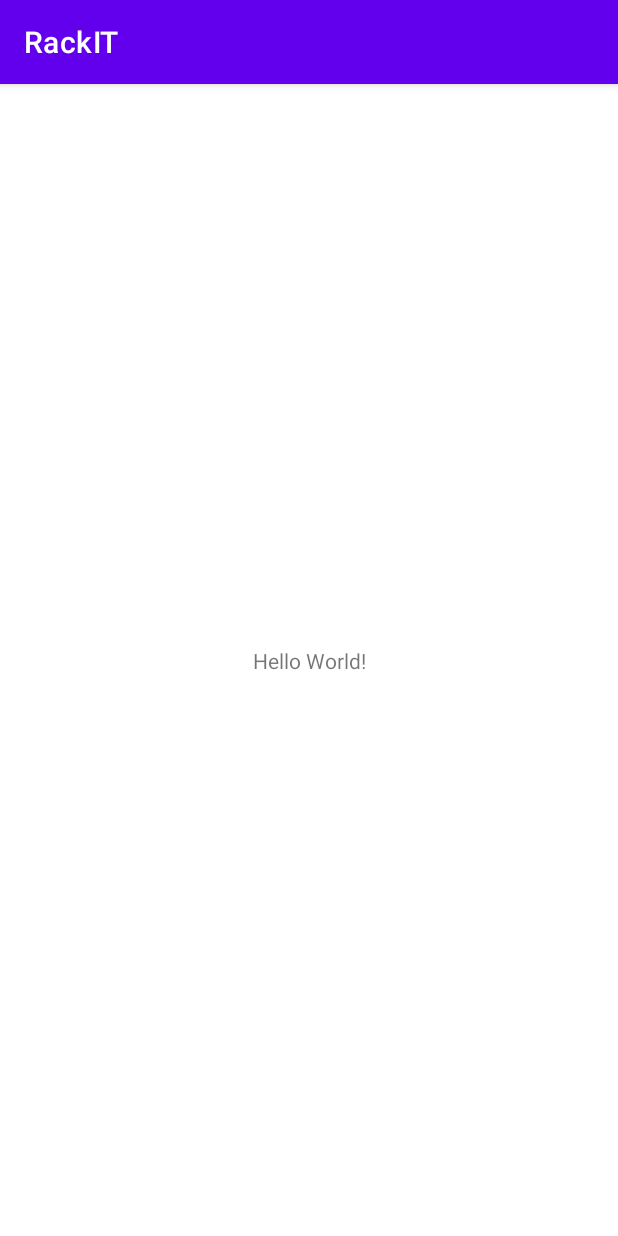
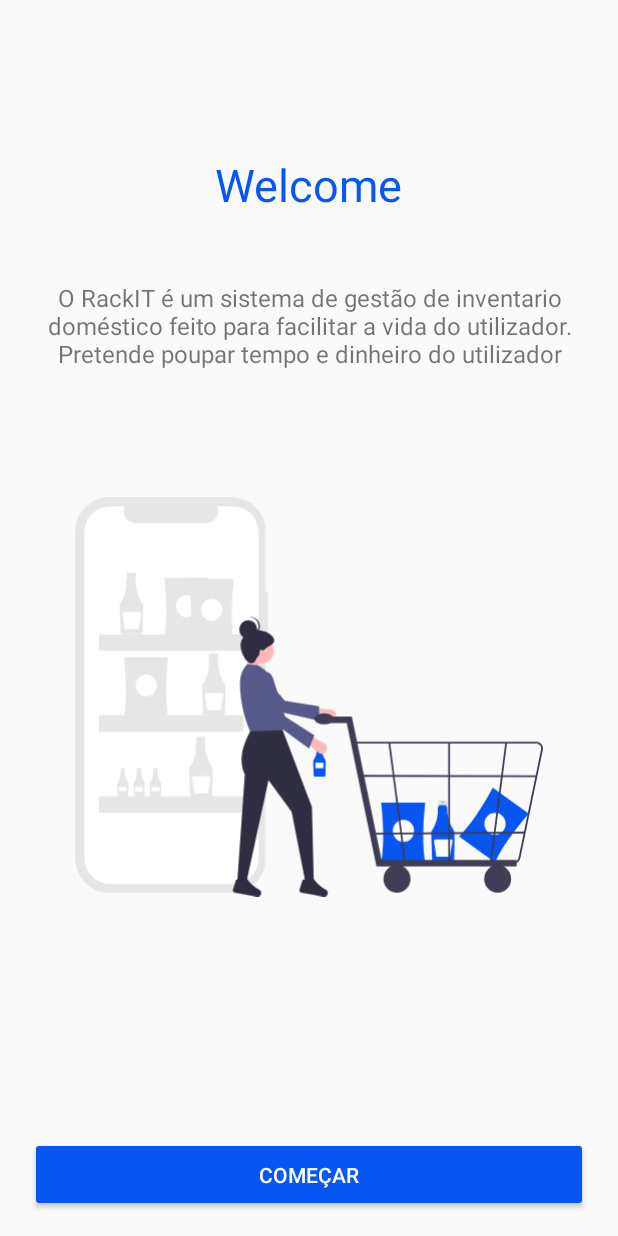
Before and after one commit to diogopereira00/RackIT, an Android app: the screen it shows after launch (MainActivity before the commit, WelcomeActivity after it), on a phone screen of 412 x 824 dp. Run offline under Robolectric (Android 15) with nearby library versions, the phone set to English and light mode, and no system bars.

Commit message:
Update 1
Criação Welcome Activity
Importação Firebase e google service
Update nos temas

```diff
--- a/app/build.gradle
+++ b/app/build.gradle
@@ -1,6 +1,7 @@
 plugins {
     id 'com.android.application'
     id 'kotlin-android'
+    id 'com.google.gms.google-services'
 }
 
 android {
@@ -32,11 +33,12 @@ android {
 }
 
 dependencies {
-
+    implementation platform('com.google.firebase:firebase-bom:29.0.1')
     implementation 'androidx.core:core-ktx:1.7.0'
     implementation 'androidx.appcompat:appcompat:1.4.0'
     implementation 'com.google.android.material:material:1.4.0'
     implementation 'androidx.constraintlayout:constraintlayout:2.1.2'
+    implementation 'com.google.firebase:firebase-auth:19.2.0'
     testImplementation 'junit:junit:4.+'
     androidTestImplementation 'androidx.test.ext:junit:1.1.3'
     androidTestImplementation 'androidx.test.espresso:espresso-core:3.4.0'
--- a/app/src/main/AndroidManifest.xml
+++ b/app/src/main/AndroidManifest.xml
@@ -11,6 +11,9 @@
         android:theme="@style/Theme.RackIT">
         <activity
             android:name=".MainActivity"
+            android:exported="false" />
+        <activity
+            android:name=".WelcomeActivity"
             android:exported="true">
             <intent-filter>
                 <action android:name="android.intent.action.MAIN" />
--- /dev/null
+++ b/app/src/main/java/com/diogo/rackit/WelcomeActivity.kt
@@ -0,0 +1,11 @@
+package com.diogo.rackit
+
+import androidx.appcompat.app.AppCompatActivity
+import android.os.Bundle
+
+class WelcomeActivity : AppCompatActivity() {
+    override fun onCreate(savedInstanceState: Bundle?) {
+        super.onCreate(savedInstanceState)
+        setContentView(R.layout.activity_welcome)
+    }
+}
--- /dev/null
+++ b/app/src/main/res/drawable/shopping_logo.xml
@@ -0,0 +1,217 @@
+<vector xmlns:android="http://schemas.android.com/apk/res/android"
+    android:width="400dp"
+    android:height="341.04834dp"
+    android:viewportWidth="888"
+    android:viewportHeight="741.04834">
+  <path
+      android:pathData="M365.896,174.38L361.864,174.38v-110.453a63.927,63.927 0,0 0,-63.927 -63.927L63.927,-0A63.927,63.927 0,0 0,0 63.927L0,669.881A63.927,63.927 0,0 0,63.927 733.808L297.937,733.808a63.927,63.927 0,0 0,63.927 -63.927L361.864,253.003h4.032Z"
+      android:fillColor="#e6e6e6"/>
+  <path
+      android:pathData="M300.516,16.632h-30.546a22.681,22.681 0,0 1,-21 31.247L114.91,47.879a22.681,22.681 0,0 1,-21 -31.247h-28.53a47.74,47.74 0,0 0,-47.74 47.74L17.64,669.436a47.74,47.74 0,0 0,47.74 47.74L300.516,717.177a47.74,47.74 0,0 0,47.74 -47.74L348.257,64.372A47.74,47.74 0,0 0,300.516 16.632Z"
+      android:fillColor="#fff"/>
+  <path
+      android:pathData="M113.672,139.635L99.633,139.635a1.861,1.861 0,0 0,-1.861 1.861v6.162a1.861,1.861 0,0 0,1.861 1.861h2.327v9.233h9.386v-9.233h2.327a1.861,1.861 0,0 0,1.861 -1.861v-6.162A1.861,1.861 0,0 0,113.672 139.635Z"
+      android:fillColor="#e6e6e6"/>
+  <path
+      android:pathData="M127.734,196.032a72.178,72.178 0,0 1,-12.557 -42.794,1.522 1.522,0 0,0 -1.188,-1.519v-2.663L99.162,149.056v2.626h-0.204a1.521,1.521 0,0 0,-1.519 1.523q0,0.055 0.004,0.111 1.752,24.425 -11.833,43.808a4.193,4.193 0,0 0,-0.759 2.541l1.621,50.151a4.341,4.341 0,0 0,4.304 4.19h33.537a4.343,4.343 0,0 0,4.307 -4.264l0.625,-48.693A8.788,8.788 0,0 0,127.734 196.032Z"
+      android:fillColor="#e6e6e6"/>
+  <path
+      android:pathData="M122.425,212.69L93.234,212.69a2.997,2.997 0,0 0,-2.962 3.453l4.411,28.673h25.33l5.358,-28.577a2.997,2.997 0,0 0,-2.946 -3.549Z"
+      android:fillColor="#fff"/>
+  <path
+      android:pathData="M269.957,289.869L255.917,289.869a1.861,1.861 0,0 0,-1.861 1.861v6.162a1.861,1.861 0,0 0,1.861 1.861h2.327v9.233h9.386L267.63,299.754h2.327a1.861,1.861 0,0 0,1.861 -1.861v-6.162A1.861,1.861 0,0 0,269.957 289.869Z"
+      android:fillColor="#e6e6e6"/>
+  <path
+      android:pathData="M284.019,346.266a72.178,72.178 0,0 1,-12.557 -42.794,1.522 1.522,0 0,0 -1.188,-1.519L270.273,299.291L255.446,299.291v2.626h-0.204a1.521,1.521 0,0 0,-1.519 1.523q0,0.055 0.004,0.111 1.752,24.425 -11.833,43.808a4.193,4.193 0,0 0,-0.759 2.541l1.621,50.151a4.341,4.341 0,0 0,4.304 4.19h33.537a4.343,4.343 0,0 0,4.307 -4.264l0.625,-48.693A8.788,8.788 0,0 0,284.019 346.266Z"
+      android:fillColor="#e6e6e6"/>
+  <path
+      android:pathData="M278.71,362.925L249.518,362.925a2.997,2.997 0,0 0,-2.962 3.453l4.411,28.673h25.33l5.358,-28.577a2.997,2.997 0,0 0,-2.946 -3.549Z"
+      android:fillColor="#fff"/>
+  <path
+      android:pathData="M93.935,502.257h-6.659a0.883,0.883 0,0 0,-0.883 0.883v2.923a0.883,0.883 0,0 0,0.883 0.883h1.104v4.38h4.452v-4.38L93.935,506.946a0.883,0.883 0,0 0,0.883 -0.883v-2.923A0.883,0.883 0,0 0,93.935 502.257Z"
+      android:fillColor="#e6e6e6"/>
+  <path
+      android:pathData="M100.605,529.008a34.237,34.237 0,0 1,-5.956 -20.299,0.722 0.722,0 0,0 -0.564,-0.721v-1.263L87.052,506.726v1.245h-0.097a0.722,0.722 0,0 0,-0.721 0.723q0,0.026 0.002,0.053a31.246,31.246 0,0 1,-5.613 20.78,1.989 1.989,0 0,0 -0.36,1.205l0.769,23.789a2.059,2.059 0,0 0,2.042 1.988h15.908a2.06,2.06 0,0 0,2.043 -2.023l0.296,-23.097A4.168,4.168 0,0 0,100.605 529.008Z"
+      android:fillColor="#e6e6e6"/>
+  <path
+      android:pathData="M83.137,537.753h15.179v7.59h-15.179z"
+      android:fillColor="#fff"/>
+  <path
+      android:pathData="M124.935,502.257h-6.659a0.883,0.883 0,0 0,-0.883 0.883v2.923a0.883,0.883 0,0 0,0.883 0.883h1.104v4.38h4.452v-4.38L124.935,506.946a0.883,0.883 0,0 0,0.883 -0.883v-2.923A0.883,0.883 0,0 0,124.935 502.257Z"
+      android:fillColor="#e6e6e6"/>
+  <path
+      android:pathData="M131.605,529.008a34.237,34.237 0,0 1,-5.956 -20.299,0.722 0.722,0 0,0 -0.564,-0.721v-1.263L118.052,506.726v1.245h-0.097a0.722,0.722 0,0 0,-0.721 0.723q0,0.026 0.002,0.053a31.246,31.246 0,0 1,-5.613 20.78,1.989 1.989,0 0,0 -0.36,1.205l0.769,23.789a2.059,2.059 0,0 0,2.042 1.988h15.908a2.06,2.06 0,0 0,2.043 -2.023l0.296,-23.097A4.168,4.168 0,0 0,131.605 529.008Z"
+      android:fillColor="#e6e6e6"/>
+  <path
+      android:pathData="M114.137,537.753h15.179v7.59h-15.179z"
+      android:fillColor="#fff"/>
+  <path
+      android:pathData="M155.935,502.257h-6.659a0.883,0.883 0,0 0,-0.883 0.883v2.923a0.883,0.883 0,0 0,0.883 0.883h1.104v4.38h4.452v-4.38L155.935,506.946a0.883,0.883 0,0 0,0.883 -0.883v-2.923A0.883,0.883 0,0 0,155.935 502.257Z"
+      android:fillColor="#e6e6e6"/>
+  <path
+      android:pathData="M162.605,529.008a34.237,34.237 0,0 1,-5.956 -20.299,0.722 0.722,0 0,0 -0.564,-0.721v-1.263L149.052,506.726v1.245h-0.097a0.722,0.722 0,0 0,-0.721 0.723q0,0.026 0.002,0.053a31.246,31.246 0,0 1,-5.613 20.78,1.989 1.989,0 0,0 -0.36,1.205l0.769,23.789a2.059,2.059 0,0 0,2.042 1.988h15.908a2.06,2.06 0,0 0,2.043 -2.023l0.296,-23.097A4.168,4.168 0,0 0,162.605 529.008Z"
+      android:fillColor="#e6e6e6"/>
+  <path
+      android:pathData="M145.137,537.753h15.179v7.59h-15.179z"
+      android:fillColor="#fff"/>
+  <path
+      android:pathData="M245.567,444.137L231.528,444.137a1.861,1.861 0,0 0,-1.861 1.861v6.162a1.861,1.861 0,0 0,1.861 1.861h2.327v9.233h9.386v-9.233h2.327a1.861,1.861 0,0 0,1.861 -1.861v-6.162A1.861,1.861 0,0 0,245.567 444.137Z"
+      android:fillColor="#e6e6e6"/>
+  <path
+      android:pathData="M259.629,500.534a72.178,72.178 0,0 1,-12.557 -42.794,1.522 1.522,0 0,0 -1.188,-1.519v-2.663L231.057,453.559v2.626h-0.204a1.521,1.521 0,0 0,-1.519 1.523q0,0.055 0.004,0.111 1.752,24.425 -11.833,43.808a4.193,4.193 0,0 0,-0.759 2.541l1.621,50.151a4.341,4.341 0,0 0,4.304 4.19h33.537a4.343,4.343 0,0 0,4.307 -4.264l0.625,-48.693A8.788,8.788 0,0 0,259.629 500.534Z"
+      android:fillColor="#e6e6e6"/>
+  <path
+      android:pathData="M254.32,517.193L225.129,517.193a2.997,2.997 0,0 0,-2.962 3.453l4.411,28.673h25.33l5.358,-28.577a2.997,2.997 0,0 0,-2.946 -3.549Z"
+      android:fillColor="#fff"/>
+  <path
+      android:pathData="M253.232,260.462L169.544,260.462c5.851,-31.633 4.505,-69.832 0,-110.911h83.688C248.847,190.631 247.536,228.829 253.232,260.462Z"
+      android:fillColor="#e6e6e6"/>
+  <path
+      android:pathData="M211.892,201.982m-20.166,0a20.166,20.166 0,1 1,40.331 0a20.166,20.166 0,1 1,-40.331 0"
+      android:fillColor="#fff"/>
+  <path
+      android:pathData="M176.602,407.672L92.914,407.672c5.851,-31.633 4.505,-69.832 0,-110.911L176.602,296.761C172.217,337.841 170.907,376.039 176.602,407.672Z"
+      android:fillColor="#e6e6e6"/>
+  <path
+      android:pathData="M135.262,349.192m-20.166,0a20.166,20.166 0,1 1,40.331 0a20.166,20.166 0,1 1,-40.331 0"
+      android:fillColor="#fff"/>
+  <path
+      android:pathData="M300.621,267.52L216.933,267.52c5.851,-31.633 4.505,-69.832 0,-110.911h83.688C296.236,197.689 294.926,235.887 300.621,267.52Z"
+      android:fillColor="#e6e6e6"/>
+  <path
+      android:pathData="M259.281,209.04m-20.166,0a20.166,20.166 0,1 1,40.331 0a20.166,20.166 0,1 1,-40.331 0"
+      android:fillColor="#fff"/>
+  <path
+      android:pathData="M300.621,262.479L216.933,262.479c5.851,-31.633 4.505,-69.832 0,-110.911h83.688C296.236,192.647 294.926,230.846 300.621,262.479Z"
+      android:fillColor="#e6e6e6"/>
+  <path
+      android:pathData="M259.281,203.998m-20.166,0a20.166,20.166 0,1 1,40.331 0a20.166,20.166 0,1 1,-40.331 0"
+      android:fillColor="#fff"/>
+  <path
+      android:pathData="M300.621,267.52L216.933,267.52c5.851,-31.633 4.505,-69.832 0,-110.911h83.688C296.236,197.689 294.926,235.887 300.621,267.52Z"
+      android:fillColor="#e6e6e6"/>
+  <path
+      android:pathData="M259.281,209.04m-20.166,0a20.166,20.166 0,1 1,40.331 0a20.166,20.166 0,1 1,-40.331 0"
+      android:fillColor="#fff"/>
+  <path
+      android:pathData="M45.525,254.413h274.254v30.249h-274.254z"
+      android:fillColor="#e6e6e6"/>
+  <path
+      android:pathData="M45.525,404.647h274.254v30.249h-274.254z"
+      android:fillColor="#e6e6e6"/>
+  <path
+      android:pathData="M45.525,554.882h274.254v30.249h-274.254z"
+      android:fillColor="#e6e6e6"/>
+  <path
+      android:pathData="M796.855,677.599l-68.325,-48.326c23.044,-22.448 44.002,-54.411 64.046,-90.551l68.325,48.326C833.599,618.054 810.471,648.484 796.855,677.599Z"
+      android:fillColor="#0756f1"/>
+  <path
+      android:pathData="M796.873,605.982m-20.166,0a20.166,20.166 0,1 1,40.331 0a20.166,20.166 0,1 1,-40.331 0"
+      android:fillColor="#fff"/>
+  <path
+      android:pathData="M467.262,457.078h-7.5a0.994,0.994 0,0 0,-0.994 0.994v3.292a0.994,0.994 0,0 0,0.994 0.994h1.243v4.932h5.014v-4.932h1.243a0.994,0.994 0,0 0,0.994 -0.994v-3.292A0.994,0.994 0,0 0,467.262 457.078Z"
+      android:fillColor="#e6e6e6"/>
+  <path
+      android:pathData="M474.774,487.206a38.558,38.558 0,0 1,-6.708 -22.861,0.813 0.813,0 0,0 -0.635,-0.812v-1.422h-7.921v1.403h-0.109a0.813,0.813 0,0 0,-0.812 0.814q0,0.03 0.002,0.059a35.189,35.189 0,0 1,-6.322 23.403,2.24 2.24,0 0,0 -0.405,1.357l0.866,26.792a2.319,2.319 0,0 0,2.299 2.238h17.916a2.32,2.32 0,0 0,2.301 -2.278l0.334,-26.012A4.695,4.695 0,0 0,474.774 487.206Z"
+      android:fillColor="#0756f1"/>
+  <path
+      android:fillColor="#FF000000"
+      android:pathData="M465.699,458.151a2.145,2.145 0,0 1,-4.291 0"
+      android:strokeAlpha="0.2"
+      android:fillAlpha="0.2"/>
+  <path
+      android:pathData="M456.161,492.368h15.124v10.083h-15.124z"
+      android:fillColor="#fff"/>
+  <path
+      android:pathData="M704.602,561.742L690.563,561.742a1.861,1.861 0,0 0,-1.861 1.861v6.162a1.861,1.861 0,0 0,1.861 1.861h2.327v9.233h9.386v-9.233h2.327a1.861,1.861 0,0 0,1.861 -1.861L706.464,563.603A1.861,1.861 0,0 0,704.602 561.742Z"
+      android:fillColor="#e6e6e6"/>
+  <path
+      android:pathData="M718.664,618.139a72.178,72.178 0,0 1,-12.557 -42.794,1.522 1.522,0 0,0 -1.188,-1.519v-2.663L690.092,571.163v2.626h-0.204a1.521,1.521 0,0 0,-1.519 1.523q0,0.055 0.004,0.111 1.752,24.425 -11.833,43.808a4.193,4.193 0,0 0,-0.759 2.541l1.621,50.151a4.341,4.341 0,0 0,4.304 4.19h33.537a4.343,4.343 0,0 0,4.307 -4.264l0.625,-48.693A8.788,8.788 0,0 0,718.664 618.139Z"
+      android:fillColor="#0756f1"/>
+  <path
+      android:fillColor="#FF000000"
+      android:pathData="M701.676,563.75a4.016,4.016 0,0 1,-8.031 0"
+      android:strokeAlpha="0.2"
+      android:fillAlpha="0.2"/>
+  <path
+      android:pathData="M713.355,634.797L684.164,634.797a2.997,2.997 0,0 0,-2.962 3.453l4.411,28.673h25.33l5.358,-28.577a2.997,2.997 0,0 0,-2.946 -3.549Z"
+      android:fillColor="#fff"/>
+  <path
+      android:pathData="M664.546,677.52L580.858,677.52c5.851,-31.633 4.505,-69.832 0,-110.911L664.546,566.608C660.161,607.688 658.851,645.887 664.546,677.52Z"
+      android:fillColor="#0756f1"/>
+  <path
+      android:pathData="M623.206,619.039m-20.166,0a20.166,20.166 0,1 1,40.331 0a20.166,20.166 0,1 1,-40.331 0"
+      android:fillColor="#fff"/>
+  <path
+      android:pathData="M322.243,328.466l18.787,-1.708l11.956,-29.034l-21.349,-11.956l-9.394,42.698z"
+      android:fillColor="#ffb8b8"/>
+  <path
+      android:pathData="M494.66,408.174v0a10.593,10.593 0,0 0,-9.202 -14.517l-29.17,-1.739 -4.295,14.282 30.029,8.247A10.593,10.593 0,0 0,494.66 408.174Z"
+      android:fillColor="#ffb8b8"/>
+  <path
+      android:pathData="M463.339,414.687l-0.321,-26.8 -64.793,-10.339L348.31,320.301a16.338,16.338 0,0 0,-21.294 -2.912l0,0a16.338,16.338 0,0 0,-2.846 24.922l41.18,50.678Z"
+      android:fillColor="#575a89"/>
+  <path
+      android:pathData="M307.726,716.167h17.079L367.168,524.633l43.887,59.169 25.619,128.095h16.225l-3.416,-137.488 -57.216,-146.882L335.906,427.526c-15.402,27.874 -27.485,56.608 -13.663,86.251Z"
+      android:fillColor="#2f2e41"/>
+  <path
+      android:pathData="M426.204,727.8a4.457,4.457 0,0 0,3.476 5.718l41.793,7.417a6.876,6.876 0,0 0,7.801 -4.713h0a6.834,6.834 0,0 0,-3.342 -8.126,63.902 63.902,0 0,1 -23.048,-20.038c-4.593,4.277 -9.727,3.875 -15.179,0.723l-5.782,0.723Z"
+      android:fillColor="#2f2e41"/>
+  <path
+      android:pathData="M299.818,727.8a4.457,4.457 0,0 0,3.476 5.718l41.793,7.417a6.876,6.876 0,0 0,7.801 -4.713h0a6.834,6.834 0,0 0,-3.342 -8.126,63.902 63.902,0 0,1 -23.048,-20.038c-4.593,4.277 -9.727,3.875 -15.179,0.723l-5.782,0.723Z"
+      android:fillColor="#2f2e41"/>
+  <path
+      android:pathData="M353.413,284.487m-23.911,0a23.911,23.911 0,1 1,47.822 0a23.911,23.911 0,1 1,-47.822 0"
+      android:fillColor="#ffb8b8"/>
+  <path
+      android:pathData="M332.064,433.931 L394.403,432.223l-18.308,-57.62c11.377,-18.239 -0.073,-36.46 -16.278,-54.677l-12.809,-8.54 -20.495,-1.708h0a50.314,50.314 0,0 0,-13.549 35.05C313.369,372.556 318.297,402.848 332.064,433.931Z"
+      android:fillColor="#575a89"/>
+  <path
+      android:pathData="M475.291,472.716h0a10.593,10.593 0,0 0,-2.749 -16.966L446.409,442.675l-9.567,11.441 24.363,19.395A10.593,10.593 0,0 0,475.291 472.716Z"
+      android:fillColor="#ffb8b8"/>
+  <path
+      android:pathData="M443.933,466.382l10.248,-24.765 -55.502,-34.994 -23.37,-72.268a16.338,16.338 0,0 0,-18.432 -11.054h0a16.338,16.338 0,0 0,-12.421 21.793l17.923,62.791Z"
+      android:fillColor="#575a89"/>
+  <path
+      android:pathData="M314.13,275.093c0,9.304 6.042,23.712 13.663,29.889 5.128,4.156 11.905,3.981 14.517,-1.708 2.68,-5.836 11.919,-19.552 28.181,-28.181 21.678,-11.503 -7.688,-31.182 -28.181,-28.181C326.911,249.167 314.13,259.53 314.13,275.093Z"
+      android:fillColor="#2f2e41"/>
+  <path
+      android:pathData="M328.648,245.205m-17.079,0a17.079,17.079 0,1 1,34.159 0a17.079,17.079 0,1 1,-34.159 0"
+      android:fillColor="#2f2e41"/>
+  <path
+      android:pathData="M348.289,239.227a17.069,17.069 0,0 0,-15.798 -17.015c0.424,-0.032 0.849,-0.065 1.281,-0.065a17.079,17.079 0,0 1,0 34.159c-0.432,0 -0.857,-0.033 -1.281,-0.065A17.069,17.069 0,0 0,348.289 239.227Z"
+      android:fillColor="#2f2e41"/>
+  <path
+      android:pathData="M349.997,287.903a3.843,5.124 0,1 0,7.686 0a3.843,5.124 0,1 0,-7.686 0z"
+      android:fillColor="#ffb8b8"/>
+  <path
+      android:pathData="M837.751,684.845l-265.872,0l-56.301,-266.151l-48.049,0l0,-11.942l57.729,0l56.301,266.15l256.192,0l0,11.943z"
+      android:fillColor="#3f3d56"/>
+  <path
+      android:pathData="M610.841,707.877m-25.591,0a25.591,25.591 0,1 1,51.183 0a25.591,25.591 0,1 1,-51.183 0"
+      android:fillColor="#3f3d56"/>
+  <path
+      android:pathData="M801.923,707.877m-25.591,0a25.591,25.591 0,1 1,51.183 0a25.591,25.591 0,1 1,-51.183 0"
+      android:fillColor="#3f3d56"/>
+  <path
+      android:pathData="M832.904,679.221L574.225,679.221L528.584,453.669h347.151a12.266,12.266 0,0 1,12.116 14.167l-42.833,201.025A12.204,12.204 0,0 1,832.904 679.221ZM577.034,675.809L832.904,675.809a8.806,8.806 0,0 0,8.742 -7.477l42.833,-201.025a8.85,8.85 0,0 0,-8.744 -10.225L532.726,457.081Z"
+      android:fillColor="#3f3d56"/>
+  <path
+      android:pathData="M624.513,678.499l-29.89,-222.846l3.366,-0.556l29.89,222.846l-3.366,0.556z"
+      android:fillColor="#3f3d56"/>
+  <path
+      android:pathData="M790.712,676.788l-3.369,-0.546l29.017,-221.14l3.369,0.546l-29.017,221.14z"
+      android:fillColor="#3f3d56"/>
+  <path
+      android:pathData="M708.115,455.375h3.412v222.846h-3.412z"
+      android:fillColor="#3f3d56"/>
+  <path
+      android:pathData="M546.005,518.501l0.008,-3.412l330.295,0.8l-0.008,3.412z"
+      android:fillColor="#3f3d56"/>
+  <path
+      android:pathData="M562.829,622.478l290.171,-1.984l0.023,3.412l-290.171,1.984z"
+      android:fillColor="#3f3d56"/>
+  <path
+      android:pathData="M453.881,411.017a18.767,10.237 0,1 0,37.534 0a18.767,10.237 0,1 0,-37.534 0z"
+      android:fillColor="#3f3d56"/>
+</vector>
--- /dev/null
+++ b/app/src/main/res/layout/activity_welcome.xml
@@ -0,0 +1,68 @@
+<?xml version="1.0" encoding="utf-8"?>
+<androidx.constraintlayout.widget.ConstraintLayout xmlns:android="http://schemas.android.com/apk/res/android"
+    xmlns:app="http://schemas.android.com/apk/res-auto"
+    xmlns:tools="http://schemas.android.com/tools"
+    android:layout_width="match_parent"
+    android:layout_height="match_parent"
+    tools:context=".WelcomeActivity">
+
+    <Button
+        android:id="@+id/button"
+        android:layout_width="match_parent"
+        android:layout_height="50dp"
+        android:layout_marginLeft="20dp"
+        android:layout_marginRight="20dp"
+        android:layout_marginBottom="16dp"
+        android:text="@string/comecar"
+        android:textColor="@color/white"
+        android:backgroundTint="@color/primary"
+        app:layout_constraintBottom_toBottomOf="parent"
+        app:layout_constraintEnd_toEndOf="parent"
+        app:layout_constraintHorizontal_bias="0.0"
+        app:layout_constraintStart_toStartOf="parent" />
+
+    <TextView
+        android:id="@+id/textoWelcome"
+        android:layout_width="fill_parent"
+        android:layout_height="wrap_content"
+        android:layout_marginLeft="20dp"
+        android:layout_marginRight="20dp"
+        android:text="@string/textoWelcome"
+        android:textAlignment="center"
+        android:textSize="16dp"
+        app:layout_constraintBottom_toBottomOf="parent"
+        app:layout_constraintEnd_toEndOf="parent"
+        app:layout_constraintHorizontal_bias="0.494"
+        app:layout_constraintStart_toStartOf="parent"
+        app:layout_constraintTop_toTopOf="parent"
+        app:layout_constraintVertical_bias="0.245" />
+
+    <TextView
+        android:id="@+id/Welcome"
+        android:layout_width="wrap_content"
+        android:layout_height="wrap_content"
+        android:text="Welcome"
+        android:textColor="@color/primary"
+        android:textSize="30dp"
+        app:layout_constraintBottom_toBottomOf="parent"
+        app:layout_constraintEnd_toEndOf="parent"
+        app:layout_constraintStart_toStartOf="parent"
+        app:layout_constraintTop_toTopOf="parent"
+        app:layout_constraintVertical_bias="0.131" />
+
+    <ImageView
+        android:id="@+id/imageView"
+        android:layout_width="match_parent"
+        android:layout_height="wrap_content"
+        android:layout_marginLeft="50dp"
+        android:layout_marginRight="50dp"
+        app:layout_constraintBottom_toTopOf="@+id/button"
+        app:layout_constraintEnd_toEndOf="parent"
+        app:layout_constraintHorizontal_bias="0.505"
+        app:layout_constraintStart_toStartOf="parent"
+        app:layout_constraintTop_toBottomOf="@+id/textoWelcome"
+        app:layout_constraintVertical_bias="0.278"
+        app:srcCompat="@drawable/shopping_logo" />
+
+
+</androidx.constraintlayout.widget.ConstraintLayout>
--- a/app/src/main/res/values-night/themes.xml
+++ b/app/src/main/res/values-night/themes.xml
@@ -1,12 +1,12 @@
 <resources xmlns:tools="http://schemas.android.com/tools">
     <!-- Base application theme. -->
-    <style name="Theme.RackIT" parent="Theme.MaterialComponents.DayNight.DarkActionBar">
+    <style name="Theme.RackIT" parent="Theme.AppCompat.DayNight.NoActionBar">
         <!-- Primary brand color. -->
-        <item name="colorPrimary">@color/purple_200</item>
-        <item name="colorPrimaryVariant">@color/purple_700</item>
+        <item name="colorPrimary">@color/primary</item>
+        <item name="colorPrimaryVariant">@color/primary</item>
         <item name="colorOnPrimary">@color/black</item>
         <!-- Secondary brand color. -->
-        <item name="colorSecondary">@color/teal_200</item>
+        <item name="colorSecondary">@color/white</item>
         <item name="colorSecondaryVariant">@color/teal_200</item>
         <item name="colorOnSecondary">@color/black</item>
         <!-- Status bar color. -->
--- a/app/src/main/res/values/colors.xml
+++ b/app/src/main/res/values/colors.xml
@@ -1,5 +1,7 @@
 <?xml version="1.0" encoding="utf-8"?>
 <resources>
+    <color name="primary">#0756F1</color>
+    <color name="defaultText">#424242</color>
     <color name="purple_200">#FFBB86FC</color>
     <color name="purple_500">#FF6200EE</color>
     <color name="purple_700">#FF3700B3</color>
--- a/app/src/main/res/values/strings.xml
+++ b/app/src/main/res/values/strings.xml
@@ -1,3 +1,5 @@
 <resources>
     <string name="app_name">RackIT</string>
+    <string name="comecar">Começar</string>
+    <string name="textoWelcome">O RackIT é um sistema de gestão de inventario doméstico feito para facilitar a vida do utilizador. Pretende poupar tempo e dinheiro do utilizador</string>
 </resources>
--- a/app/src/main/res/values/themes.xml
+++ b/app/src/main/res/values/themes.xml
@@ -1,8 +1,8 @@
 <resources xmlns:tools="http://schemas.android.com/tools">
     <!-- Base application theme. -->
-    <style name="Theme.RackIT" parent="Theme.MaterialComponents.DayNight.DarkActionBar">
+    <style name="Theme.RackIT" parent="Theme.AppCompat.Light.NoActionBar">
         <!-- Primary brand color. -->
-        <item name="colorPrimary">@color/purple_500</item>
+        <item name="colorPrimary">@color/primary</item>
         <item name="colorPrimaryVariant">@color/purple_700</item>
         <item name="colorOnPrimary">@color/white</item>
         <!-- Secondary brand color. -->
@@ -10,7 +10,7 @@
         <item name="colorSecondaryVariant">@color/teal_700</item>
         <item name="colorOnSecondary">@color/black</item>
         <!-- Status bar color. -->
-        <item name="android:statusBarColor" tools:targetApi="l">?attr/colorPrimaryVariant</item>
+        <item name="android:statusBarColor" tools:targetApi="l">?attr/colorPrimary</item>
         <!-- Customize your theme here. -->
     </style>
 </resources>
--- a/build.gradle
+++ b/build.gradle
@@ -7,7 +7,7 @@ buildscript {
     dependencies {
         classpath "com.android.tools.build:gradle:7.0.3"
         classpath "org.jetbrains.kotlin:kotlin-gradle-plugin:1.6.0"
-
+        classpath 'com.google.gms:google-services:4.3.10'
         // NOTE: Do not place your application dependencies here; they belong
         // in the individual module build.gradle files
     }
```
Also changed, not shown: 1 other file.
